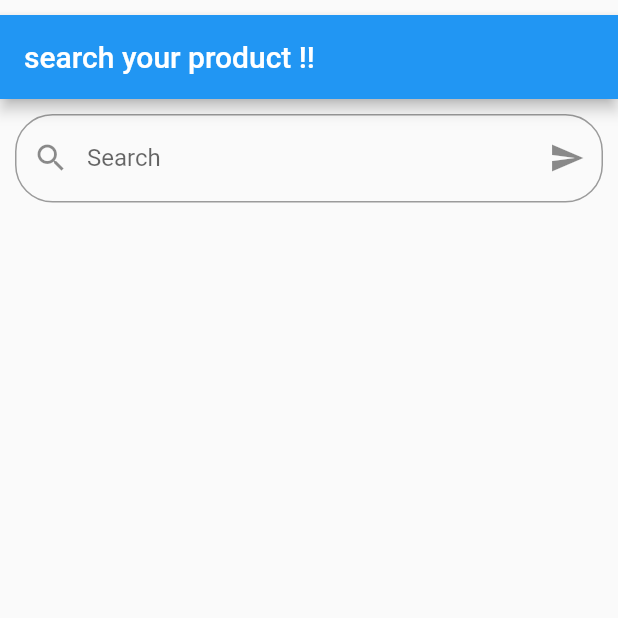
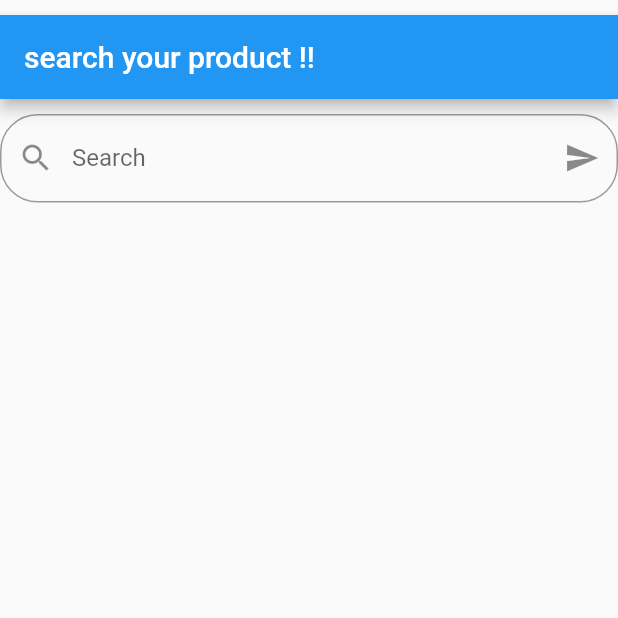
Before and after one commit to jennyrishabh/flutter_2022, a Flutter app: the screen it shows after launch, on a phone screen of 412 x 824 dp, the top half of it. Run offline on Flutter 3.47's test engine with Material 2 defaults, Android fonts, the phone set to English and light mode, and no system bars; our stand-ins replace another_flushbar, audioplayers, cloud_firestore, firebase_auth, firebase_core; missing offline and left inert: cloud_firestore_web, firebase_auth_web, firebase_core_web, firebase_storage_web; accounts and stored records are empty.

Commit message:
done searching part

```diff
--- a/flutter-projects/Shopping-buyer/lib/modules/widgets/searchProduct.dart
+++ b/flutter-projects/Shopping-buyer/lib/modules/widgets/searchProduct.dart
@@ -22,7 +22,7 @@ class _searchProduct extends State<searchProduct> {
   List<Product> ls = [];
   List<Product> finalproduct = [];
 
-  @override
+
   void initState() {
     finalproduct.addAll(ls);
     super.initState();
@@ -31,9 +31,7 @@ class _searchProduct extends State<searchProduct> {
   void filterSearchResults() {
     String query = editingController.text;
     List<Product> dummySearchList = ls;
-    print(ls.toString() +
-        " ########################################### " +
-        finalproduct.toString());
+    print(ls.toString() +" ########################################### " +finalproduct.toString());
     //dummySearchList.addAll(ls);
     if (query.isNotEmpty) {
       List<Product> dummyListData = [];
@@ -45,13 +43,13 @@ class _searchProduct extends State<searchProduct> {
       });
       setState(() {
         finalproduct.clear();
-        finalproduct = (dummyListData);
+        finalproduct = dummyListData;
       });
       return;
     } else {
       setState(() {
         finalproduct.clear();
-        finalproduct = (ls);
+        finalproduct = ls;
       });
     }
   }
@@ -65,19 +63,12 @@ class _searchProduct extends State<searchProduct> {
       ),
       body: SafeArea(
           child: Container(
-            padding: EdgeInsets.all(10.0),
+            padding: EdgeInsets.only(top: 10),
             child: ListView(
               children: [
                 Container(
                   height: 60,
                   child: TextField(
-                    /*
-                onChanged: (value) {
-                  print(value);
-
-                  //filterSearchResults(value);
-                  // Future.delayed(Duration(seconds: 2), filterSearchResults);
-                },*/
                     controller: editingController,
                     decoration: InputDecoration(
                       labelText: "Search",
@@ -91,23 +82,7 @@ class _searchProduct extends State<searchProduct> {
                       ),
                     ),
                   ),
-
-                  /*TextField(
-                onChanged: (value) {
-                  Future.delayed(Duration(seconds: 2), () {
-                    print('value fetch is : ' + value);
-                    // Check for value here !!
-                    setState(() {});
-                  });
-                },
-                decoration: InputDecoration(
-                  hintText: 'search your product !!',
-                  prefixIcon: Icon(Icons.search),
                 ),
-              ),*/
-                ),
-
-                // this container is for fetching the product list !!
                 Container(
                     height: deviceSize.height - 60,
                     child: StreamBuilder(
@@ -127,24 +102,32 @@ class _searchProduct extends State<searchProduct> {
                               child: Text('Some error in retrieving products'),
                             );
                           } else {
+                            ls = snapshot.data!.docs
+                                .map((e) => Product.fromMap(e, e.id))
+                                .toList();
+                            if (editingController.text.isEmpty) {
+                              finalproduct = ls;
+                            }
                             return ListView.builder(
                               // scrollDirection: Axis.horizontal,
                               itemBuilder: (BuildContext ctx, int index) {
-                                var doc = snapshot.data!.docs[index].data();
-                                product = Product.fromMap(
-                                    doc, snapshot.data!.docs[index].id);
-                                ls.add(product);
+                                // product = Product.fromMap(
+                                //     doc, snapshot.data!.docs[index].id);
+                                // ls.add(product);
+
                                 return ListTile(
                                     leading: Container(
                                         width: deviceSize.width / 5.2,
-                                        child: Image.network(product.url)),
-                                    title: Text(product.name),
+                                        child:
+                                        Image.network(finalproduct[index].url)),
+                                    title: Text(finalproduct[index].name),
                                     // subtitle: Text(snapshot.data![index].desc),
                                     subtitle: Column(
                                       crossAxisAlignment: CrossAxisAlignment.start,
                                       children: [
-                                        Text(product.desc),
-                                        Text("Quantity : ${product.qty}")
+                                        Text(finalproduct[index].desc),
+                                        Text(
+                                            "Quantity : ${finalproduct[index].qty}")
                                       ],
                                     ),
                                     trailing: Row(
@@ -167,13 +150,12 @@ class _searchProduct extends State<searchProduct> {
                                       ],
                                     ));
                               },
-                              itemCount: snapshot.data!.docs.length,
+                              itemCount: finalproduct.length,
                             );
                           }
                         }))),
               ],
             ),
-            // child:Text("Your widget")
           )),
     );
   }
```
